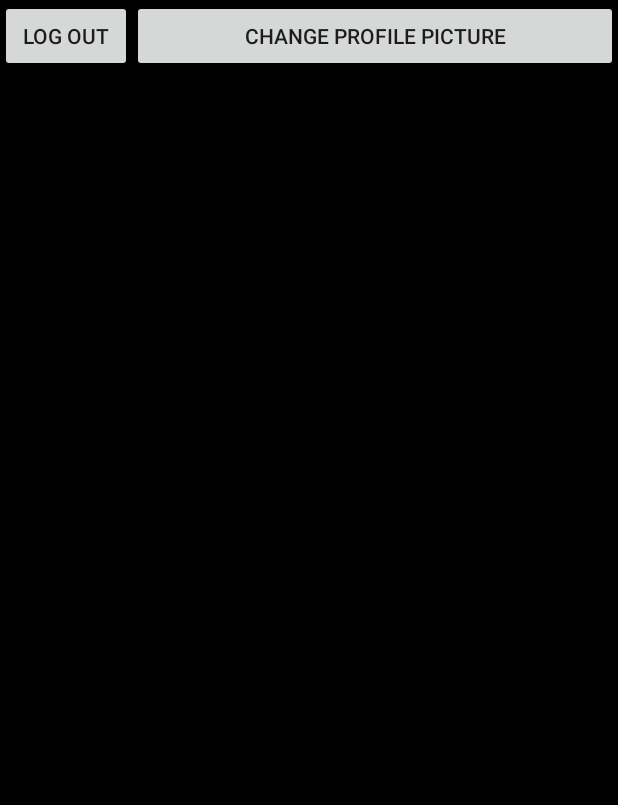
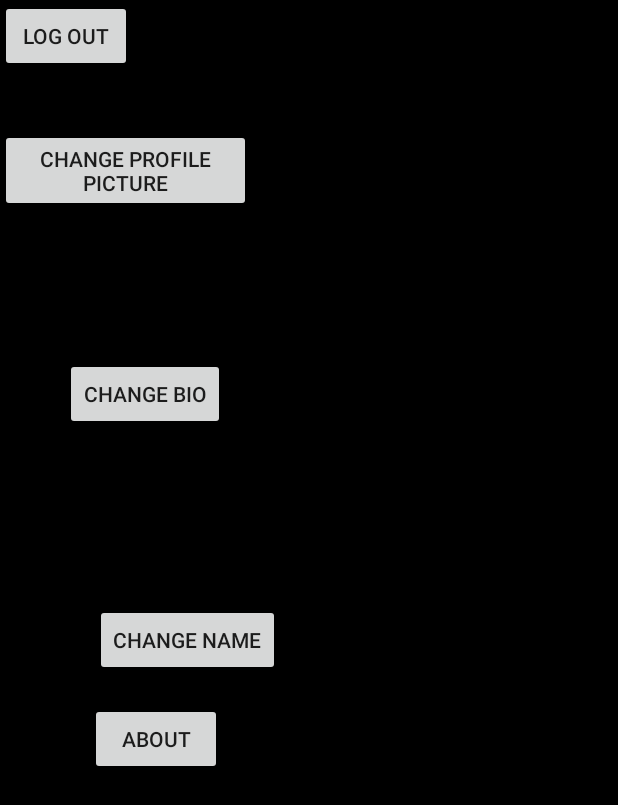
Before and after one commit to jacqueline-he/catchy., an Android app: the SettingsActivity screen opened directly, with no data from a screen before it, on a phone screen of 412 x 824 dp. Shown: the top 805 px of the screen. Run offline under Robolectric (Android 15) with nearby library versions, the phone set to English and light mode, and no system bars; libraries missing offline, so code that uses them is left out: com.parse; pictures from the network do not load.

Commit message:
Remove extraneous imports; add buttons to Settings page

```diff
--- a/app/src/main/java/com/example/catchy/SongProgressBar.java
+++ b/app/src/main/java/com/example/catchy/SongProgressBar.java
@@ -3,8 +3,6 @@ package com.example.catchy;
 import android.content.Context;
 import android.os.Handler;
 import android.util.Log;
-import android.view.MotionEvent;
-import android.view.View;
 import android.widget.SeekBar;
 import android.widget.TextView;
 
@@ -41,7 +39,6 @@ public class SongProgressBar {
         @Override
         public void onStopTrackingTouch(SeekBar seekBar) {
             long progress = seekBar.getProgress();
-
 
         }
     };
--- a/app/src/main/java/com/example/catchy/fragments/SongFragment.java
+++ b/app/src/main/java/com/example/catchy/fragments/SongFragment.java
@@ -2,8 +2,6 @@ package com.example.catchy.fragments;
 
 import android.content.Intent;
 import android.os.Bundle;
-
-import androidx.annotation.Nullable;
 import androidx.fragment.app.Fragment;
 
 import android.util.Log;
--- a/app/src/main/res/layout/activity_settings.xml
+++ b/app/src/main/res/layout/activity_settings.xml
@@ -1,9 +1,10 @@
 <?xml version="1.0" encoding="utf-8"?>
-<LinearLayout xmlns:android="http://schemas.android.com/apk/res/android"
+<RelativeLayout xmlns:android="http://schemas.android.com/apk/res/android"
     xmlns:app="http://schemas.android.com/apk/res-auto"
     xmlns:tools="http://schemas.android.com/tools"
     android:layout_width="match_parent"
     android:layout_height="match_parent"
+    android:orientation="vertical"
     tools:context=".activities.SettingsActivity">
 
     <Button
@@ -18,12 +19,46 @@
 
     <Button
         android:id="@+id/btnCamera"
+        android:layout_width="167dp"
+        android:layout_height="wrap_content"
+        android:layout_below="@+id/btnLogout"
+        android:layout_alignParentStart="true"
+        android:layout_marginStart="0dp"
+        android:layout_marginTop="38dp"
+        android:layout_weight="1"
+        android:clickable="true"
+        android:focusable="true"
+        android:text="change profile picture" />
+
+    <Button
+        android:id="@+id/button"
         android:layout_width="wrap_content"
         android:layout_height="wrap_content"
-        android:layout_weight="1"
-        android:clickable="true"
-        android:text="change profile picture"
-        android:focusable="true" />
+        android:layout_below="@+id/btnCamera"
+        android:layout_alignParentStart="true"
+        android:layout_marginStart="43dp"
+        android:layout_marginTop="97dp"
+        android:text="Change bio" />
+
+    <Button
+        android:id="@+id/button2"
+        android:layout_width="wrap_content"
+        android:layout_height="wrap_content"
+        android:layout_below="@+id/button"
+        android:layout_alignParentStart="true"
+        android:layout_marginStart="63dp"
+        android:layout_marginTop="116dp"
+        android:text="Change name" />
+
+    <Button
+        android:id="@+id/button3"
+        android:layout_width="wrap_content"
+        android:layout_height="wrap_content"
+        android:layout_below="@+id/button2"
+        android:layout_alignParentStart="true"
+        android:layout_marginStart="60dp"
+        android:layout_marginTop="18dp"
+        android:text="About" />
 
 
-</LinearLayout>
+</RelativeLayout>
```
Also changed, not shown: app/src/main/java/com/example/catchy/activities/SongDetailsActivity.java (+0 -10 lines), app/src/main/java/com/example/catchy/service/SpotifyIntentService.java (+0 -17 lines).
